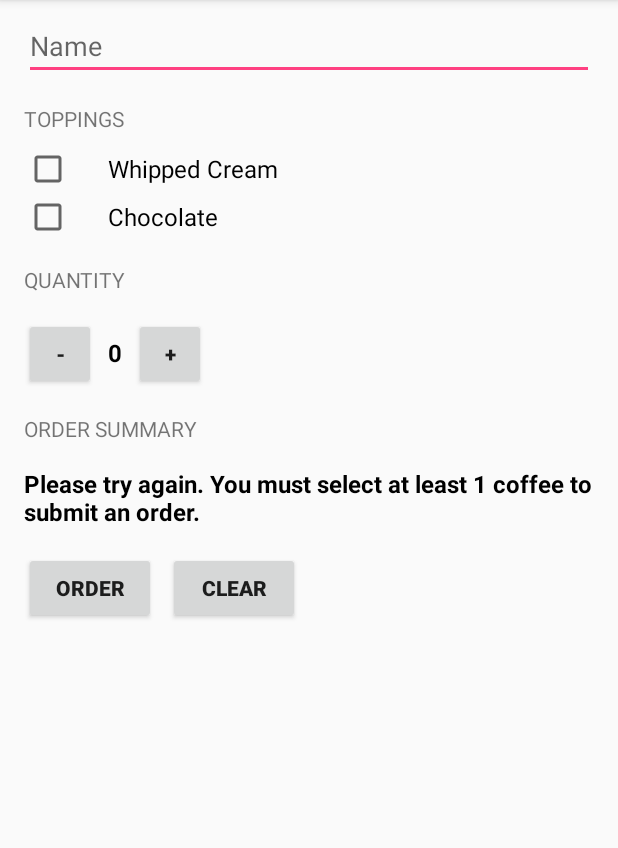
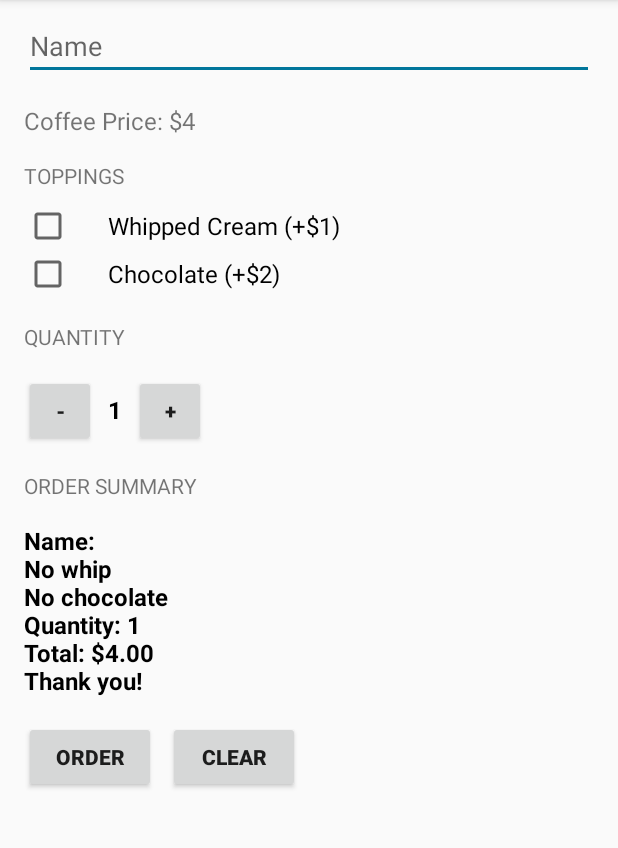
Before and after one commit to juleskoderepo/JustJava, an Android app: the screen it shows after launch (MainActivity), after a tap on "ORDER", on a phone screen of 412 x 824 dp, the part 84-932 px from its top. Run offline under Robolectric (Android 15) with nearby library versions, the phone set to English and light mode, and no system bars.

Commit message:
Update UI, price calculation and order limits
- Change color accent of Name field and check boxes
- Clarify pricing of coffee and individual toppings on UI
- Update price calculation logic to include topping prices
- Restrict order quantity to between 1 and 100, inclusive
- Add toasts to inform user of upper and lower order limits

```diff
--- a/app/src/main/java/com/example/android/justjava/MainActivity.java
+++ b/app/src/main/java/com/example/android/justjava/MainActivity.java
@@ -7,6 +7,7 @@ import android.view.View;
 import android.widget.CheckBox;
 import android.widget.EditText;
 import android.widget.TextView;
+import android.widget.Toast;
 
 import java.text.NumberFormat;
 
@@ -15,71 +16,117 @@ import java.text.NumberFormat;
  * This app displays an order form to order coffee.
  */
 public class MainActivity extends AppCompatActivity {
-    int quantity = 0;
+    int quantity = 1;
     int baseCoffeePrice = 4;
+    int tax = 0;
 
     @Override
     protected void onCreate(Bundle savedInstanceState) {
         super.onCreate(savedInstanceState);
         setContentView(R.layout.activity_main);
+
+        displayPrice(calculatePrice(hasTopping(R.id.checkbox_whippedcream), hasTopping(R.id.checkbox_chocolate)));
     }
 
+    /**
+     * Add save instance
+     */
+
+    /**
+     * Add restore instance
+     */
+
+    /**
+     * Add checkbox listener to update price total when checkbox is
+     * toggled and quantity is > 0.
+     */
 
     /**
      * This method is called when clicking the plus button
      */
-    public void increment(View view){
+    public void increment(View view) {
+        //Do not allow quantity over 100.
+        if (quantity == 100) {
+            //Notify the user of the upper limit for orders
+            Toast.makeText(getApplicationContext(), "Order limit reached", Toast.LENGTH_SHORT).show();
+            //Exit method
+            return;
+        }
+
         quantity += 1;
-
         displayQuantity(quantity);
-        displayPrice(calculatePrice());
+        displayPrice(calculatePrice(hasTopping(R.id.checkbox_whippedcream), hasTopping(R.id.checkbox_chocolate)));
     }
 
     /**
      * This method is called when clicking the minus button
      */
-    public void decrement(View view){
-        if (quantity > 0)  {
-            quantity -= 1;
+    public void decrement(View view) {
+        //Do not allow quantity less than 1.
+        if (quantity == 1) {
+            //Notify user of the lower limit for orders
+            Toast.makeText(getApplicationContext(), "Must order at least 1 coffee", Toast.LENGTH_SHORT).show();
+            //Exit method
+            return;
         }
 
+        quantity -= 1;
         displayQuantity(quantity);
-        displayPrice(calculatePrice());
+        displayPrice(calculatePrice(hasTopping(R.id.checkbox_whippedcream), hasTopping(R.id.checkbox_chocolate)));
+    }
+
+    /**
+     * This method is called to determine whether a topping is selected
+     * and returns true or false.
+     *
+     * @param checkBoxID ID number of the topping checkbox
+     * @return addTopping the boolean state of the topping checkbox
+     */
+    private boolean hasTopping(int checkBoxID) {
+        CheckBox toppingCheckBox = (CheckBox) findViewById(checkBoxID);
+        boolean addTopping = toppingCheckBox.isChecked();
+
+        return addTopping;
     }
 
     /**
      * This method is called when the order button is clicked.
-     *
-     * @param view
      */
     public void submitOrder(View view) {
         EditText nameEditText = (EditText) findViewById(R.id.edittext_name_input);
         String nameEntered = nameEditText.getText().toString();
 
-        CheckBox whippedCreamCheckbox = (CheckBox) findViewById(R.id.checkbox_whippedcream);
-        boolean hasWhippedCream = whippedCreamCheckbox.isChecked();
+        boolean hasWhippedCream = hasTopping(R.id.checkbox_whippedcream);
+        boolean hasChocolate = hasTopping(R.id.checkbox_chocolate);
 
-        CheckBox chocolateCheckbox = (CheckBox) findViewById(R.id.checkbox_chocolate);
-        boolean hasChocloate = chocolateCheckbox.isChecked();
+        int totalPrice = calculatePrice(hasWhippedCream, hasChocolate);
 
-        int totalPrice = calculatePrice();
-
-        if (quantity >= 1){
-            displayMessage(createOrderSummary(nameEntered, hasWhippedCream, hasChocloate, totalPrice));
-        } else {
-            String message = "Please try again. You must select at least 1 coffee to submit an order.";
-
-            displayMessage(message);
-        }
-        }
+        displayMessage(createOrderSummary(nameEntered, hasWhippedCream, hasChocolate, totalPrice));
+    }
 
     /**
      * Calculates the price of the order.
      *
-     * @return total price of the order.
+     * @return grandTotal total price of the order.
      */
-    private int calculatePrice(){
-        return quantity * baseCoffeePrice;
+    private int calculatePrice(boolean addWhip, boolean addChocolate) {
+        int grandTotal;
+        int subTotal = baseCoffeePrice;
+
+        //Add $1 to price if user wants whipped cream
+        if (addWhip) {
+            subTotal += 1;
+        }
+
+        //Add $2 to price if user wants chocolate
+        if (addChocolate) {
+            subTotal += 2;
+        }
+
+        // Calculate the total price based on the number ordered and tax, if any.
+        grandTotal = (subTotal * quantity) * (1 + tax);
+
+        return grandTotal;
     }
 
 
@@ -91,13 +138,24 @@ public class MainActivity extends AppCompatActivity {
      * @param addWhippedCream
      * @param addChocolate
      * @param totalPrice
-     * @return
+     * @return orderSummary message displayed summarizing the user's order
      */
-    private String createOrderSummary(String custName, boolean addWhippedCream, boolean addChocolate,int totalPrice){
+    private String createOrderSummary(String custName, boolean addWhippedCream, boolean addChocolate, int totalPrice) {
         String orderSummary = "";
         orderSummary += "Name: " + custName;
-        orderSummary += "\nAdd whipped cream?: " + addWhippedCream;
-        orderSummary += "\nAdd chocolate?: " + addChocolate;
+
+        if (addWhippedCream) {
+            orderSummary += "\nAdd whip";
+        } else {
+            orderSummary += "\nNo whip";
+        }
+
+        if (addChocolate) {
+            orderSummary += "\nAdd chocolate";
+        } else {
+            orderSummary += "\nNo chocolate";
+        }
+
         orderSummary += "\nQuantity: " + quantity;
         orderSummary += "\nTotal: " + NumberFormat.getCurrencyInstance().format(totalPrice);
         orderSummary += "\nThank you!";
@@ -115,6 +173,7 @@ public class MainActivity extends AppCompatActivity {
         displayPrice(price);
         uncheckToppings();
     }
+
     /**
      * This method displays the given quantity value on the screen.
      */
@@ -134,17 +193,17 @@ public class MainActivity extends AppCompatActivity {
     /**
      * This method clears the topping checkboxes
      */
-    private void uncheckToppings(){
+    private void uncheckToppings() {
         CheckBox whippedCreamTopping, chocolateTopping;
 
         whippedCreamTopping = (CheckBox) findViewById(R.id.checkbox_whippedcream);
         chocolateTopping = (CheckBox) findViewById(R.id.checkbox_chocolate);
 
-        if(whippedCreamTopping.isChecked()){
+        if (whippedCreamTopping.isChecked()) {
             whippedCreamTopping.toggle();
         }
 
-        if (chocolateTopping.isChecked()){
+        if (chocolateTopping.isChecked()) {
             chocolateTopping.toggle();
         }
     }
--- a/app/src/main/res/layout/activity_main.xml
+++ b/app/src/main/res/layout/activity_main.xml
@@ -27,6 +27,14 @@
             android:layout_height="wrap_content"
             android:layout_marginBottom="8dp"
             android:layout_marginTop="16dp"
+            android:text="Coffee Price: $4"
+            android:textSize="16dp"/>
+
+        <TextView
+            android:layout_width="wrap_content"
+            android:layout_height="wrap_content"
+            android:layout_marginBottom="8dp"
+            android:layout_marginTop="8dp"
             android:text="@string/toppings_header"
             android:textAllCaps="true" />
 
@@ -41,7 +49,7 @@
         <CheckBox
             android:id="@+id/checkbox_chocolate"
             android:layout_width="match_parent"
-            android:layout_height="wrap_content"
+                android:layout_height="wrap_content"
             android:paddingLeft="@dimen/padding_checkbox"
             android:text="@string/cb_text_topping_choco"
             android:textSize="16sp" />
--- a/app/src/main/res/values/colors.xml
+++ b/app/src/main/res/values/colors.xml
@@ -2,5 +2,5 @@
 <resources>
     <color name="colorPrimary">#3F51B5</color>
     <color name="colorPrimaryDark">#303F9F</color>
-    <color name="colorAccent">#FF4081</color>
+    <color name="colorAccent">#00769B</color>
 </resources>
--- a/app/src/main/res/values/strings.xml
+++ b/app/src/main/res/values/strings.xml
@@ -3,14 +3,14 @@
     <string name="quantity_header">QUANTITY</string>
     <string name="quantity_add_button_text">+</string>
     <string name="quantity_subtract_button_text">-</string>
-    <string name="quantity_value">0</string>
+    <string name="quantity_value">1</string>
     <string name="order_summary_header">Order Summary</string>
     <string name="price_value">$0.00</string>
     <string name="order_button_text">order</string>
     <string name="clear_button_text">clear</string>
     <string name="order_confirmed"></string>
-    <string name="cb_text_topping_whip">Whipped Cream</string>
-    <string name="cb_text_topping_choco">Chocolate</string>
+    <string name="cb_text_topping_whip">Whipped Cream (+$1)</string>
+    <string name="cb_text_topping_choco">Chocolate (+$2)</string>
     <string name="toppings_header">Toppings</string>
     <string name="edittext_name_hint">Name</string>
 </resources>
```
